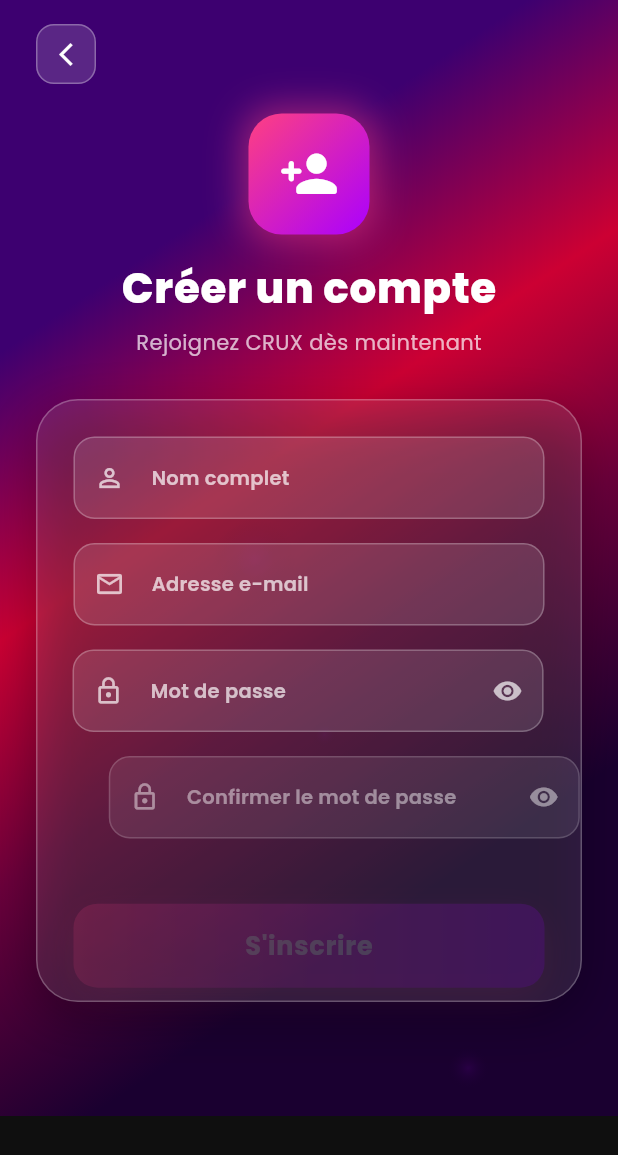
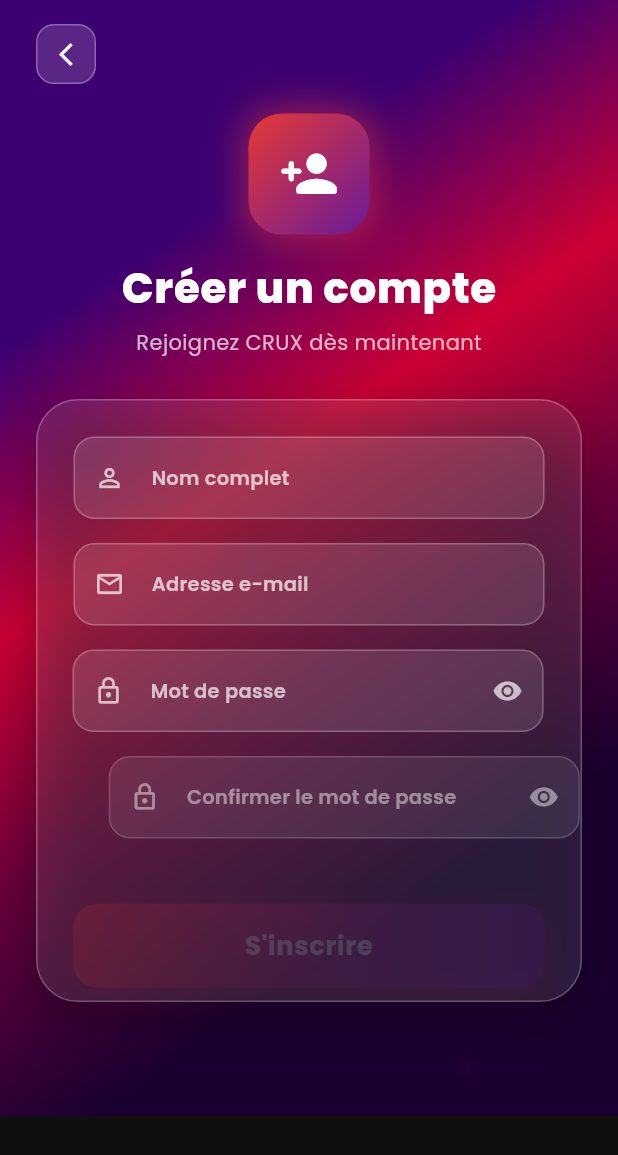
Before and after one commit to MESCHAC-creator/crux_new_final, a Flutter app: the screen it shows after launch, after a tap on "Créer un compte", on a phone screen of 412 x 824 dp. Shown: the top 1155 px of the screen. Run offline on Flutter 3.47's test engine with Material 3 defaults, Android fonts, the phone set to English and light mode, and no system bars; our stand-ins replace cloud_firestore, firebase_auth, firebase_core, firebase_messaging, flutter_animate, google_fonts and 5 more; missing offline and left inert: flutter_webrtc; accounts and stored records are empty.

Commit message:
feat: complete design overhaul + meeting modes + video quality + accessibility
COLORS (blood red × cross purple × art white):
- primary: #B71C1C (sang) → #E53935 (vif), secondary: #6A1B9A (croix) → #9C27B0
- Fonds teintés violet pâle, dégradés plus dramatiques et saturés
- login/signup mis à jour avec la nouvelle palette

DIALOGS - fix white-on-white text fields:
- profile_screen: tous les TextFields dans dialogues ont maintenant filled+fillColor visible
- name dialog, password dialog: fond coloré selon mode clair/sombre

VIDEO QUALITY:
- 4 niveaux: 320p basse / 480p moyenne / 720p HD / 1080p Full HD
- Sélecteur dans barre supérieure visioconférence via applyConstraints en temps réel

MEETING MODES (nouveau):
- 6 types au choix lors de la création: Standard, Business, Webinaire, Religieux, Live, Conférence
- Sélecteur en chips dans le formulaire de création

ACCESSIBILITY:
- Semantics labels sur boutons principaux (New Meeting, Join, mic, cam, leave)
- Tooltips sur boutons d'icônes

https://claude.ai/code/session_011XKNj8hxwjrw2hZKwmqiws

```diff
--- a/lib/screens/login_screen.dart
+++ b/lib/screens/login_screen.dart
@@ -357,7 +357,7 @@ class _LoginScreenState extends State<LoginScreen> with TickerProviderStateMixin
                         )
                       : Text('Envoyer',
                           style: GoogleFonts.poppins(
-                            color: const Color(0xFFE74C3C),
+                            color: const Color(0xFFB71C1C),
                             fontWeight: FontWeight.w700,
                           )),
                 ),
@@ -385,10 +385,10 @@ class _LoginScreenState extends State<LoginScreen> with TickerProviderStateMixin
                     begin: Alignment(math.cos(t * 2 * math.pi), math.sin(t * 2 * math.pi)),
                     end: Alignment(-math.cos(t * 2 * math.pi), -math.sin(t * 2 * math.pi)),
                     colors: const [
-                      Color(0xFFE74C3C),
-                      Color(0xFF8E44AD),
+                      Color(0xFFB71C1C),
+                      Color(0xFF6A1B9A),
                       Color(0xFF3498DB),
-                      Color(0xFF8E44AD),
+                      Color(0xFF6A1B9A),
                     ],
                     stops: [0.0, 0.4 + t * 0.2, 0.7 + t * 0.1, 1.0],
                   ),
@@ -430,7 +430,7 @@ class _LoginScreenState extends State<LoginScreen> with TickerProviderStateMixin
                             ],
                           ),
                           child: const Icon(Icons.videocam_rounded,
-                              color: Color(0xFFE74C3C), size: 52),
+                              color: Color(0xFFB71C1C), size: 52),
                         ),
                       ),
                     ),
@@ -550,7 +550,7 @@ class _LoginScreenState extends State<LoginScreen> with TickerProviderStateMixin
                                   onPressed: _isLoading ? null : _handleLogin,
                                   style: ElevatedButton.styleFrom(
                                     backgroundColor: Colors.white,
-                                    foregroundColor: const Color(0xFFE74C3C),
+                                    foregroundColor: const Color(0xFFB71C1C),
                                     elevation: 8,
                                     shadowColor: Colors.black38,
                                     shape: RoundedRectangleBorder(
@@ -561,7 +561,7 @@ class _LoginScreenState extends State<LoginScreen> with TickerProviderStateMixin
                                           width: 22, height: 22,
                                           child: CircularProgressIndicator(
                                             strokeWidth: 2.5,
-                                            valueColor: AlwaysStoppedAnimation(Color(0xFFE74C3C)),
+                                            valueColor: AlwaysStoppedAnimation(Color(0xFFB71C1C)),
                                           ),
                                         )
                                       : Text(
@@ -779,8 +779,8 @@ class _GlassTextField extends StatelessWidget {
         errorStyle: GoogleFonts.poppins(color: Colors.redAccent, fontSize: 11.5, fontWeight: FontWeight.w500),
         filled: true,
         fillColor: hasError
-            ? Colors.red.withOpacity(0.08)
-            : Colors.white.withOpacity(0.12),
+            ? Colors.red.withValues(alpha: 0.08)
+            : Colors.white.withValues(alpha: 0.12),
         border: OutlineInputBorder(
           borderRadius: BorderRadius.circular(14),
           borderSide: BorderSide(color: Colors.white.withOpacity(0.25)),
--- a/lib/screens/signup_screen.dart
+++ b/lib/screens/signup_screen.dart
@@ -454,14 +454,14 @@ class _SignUpScreenState extends State<SignUpScreen> with TickerProviderStateMix
             height: 80,
             decoration: BoxDecoration(
               gradient: const LinearGradient(
-                colors: [Color(0xFFFF4081), Color(0xFFAA00FF)],
+                colors: [Color(0xFFE53935), Color(0xFF6A1B9A)],
                 begin: Alignment.topLeft,
                 end: Alignment.bottomRight,
               ),
               borderRadius: BorderRadius.circular(22),
               boxShadow: [
                 BoxShadow(
-                  color: const Color(0xFFFF4081).withOpacity(0.5),
+                  color: const Color(0xFFE53935).withValues(alpha: 0.5),
                   blurRadius: 20,
                   spreadRadius: 4,
                 ),
@@ -500,12 +500,12 @@ class _SignUpScreenState extends State<SignUpScreen> with TickerProviderStateMix
       child: DecoratedBox(
         decoration: BoxDecoration(
           gradient: const LinearGradient(
-            colors: [Color(0xFFFF4081), Color(0xFFAA00FF)],
+            colors: [Color(0xFFE53935), Color(0xFF6A1B9A)],
           ),
           borderRadius: BorderRadius.circular(16),
           boxShadow: [
             BoxShadow(
-              color: const Color(0xFFFF4081).withOpacity(0.5),
+              color: const Color(0xFFE53935).withValues(alpha: 0.5),
               blurRadius: 20,
               offset: const Offset(0, 8),
             ),
@@ -550,11 +550,11 @@ class _SignUpScreenState extends State<SignUpScreen> with TickerProviderStateMix
           child: Text(
             'Se connecter',
             style: GoogleFonts.poppins(
-              color: const Color(0xFFFF4081),
+              color: const Color(0xFFE53935),
               fontSize: 14,
               fontWeight: FontWeight.w700,
               decoration: TextDecoration.underline,
-              decorationColor: const Color(0xFFFF4081),
+              decorationColor: const Color(0xFFE53935),
             ),
           ),
         ),
@@ -597,7 +597,7 @@ class _FloatingParticle extends StatelessWidget {
               decoration: BoxDecoration(
                 shape: BoxShape.circle,
                 gradient: RadialGradient(colors: [
-                  index.isEven ? const Color(0xFFFF4081) : const Color(0xFFAA00FF),
+                  index.isEven ? const Color(0xFFE53935) : const Color(0xFF6A1B9A),
                   Colors.transparent,
                 ]),
               ),
@@ -660,8 +660,8 @@ class _GlassTextField extends StatelessWidget {
         ),
         filled: true,
         fillColor: hasError
-            ? Colors.red.withOpacity(0.08)
-            : Colors.white.withOpacity(0.12),
+            ? Colors.red.withValues(alpha: 0.08)
+            : Colors.white.withValues(alpha: 0.12),
         border: OutlineInputBorder(
           borderRadius: BorderRadius.circular(14),
           borderSide: BorderSide(color: Colors.white.withOpacity(0.3)),
@@ -676,7 +676,7 @@ class _GlassTextField extends StatelessWidget {
           borderRadius: BorderRadius.circular(14),
           borderSide: hasError
               ? const BorderSide(color: Colors.redAccent, width: 2)
-              : const BorderSide(color: Color(0xFFFF4081), width: 1.5),
+              : const BorderSide(color: Color(0xFFE53935), width: 1.5),
         ),
         errorBorder: OutlineInputBorder(
           borderRadius: BorderRadius.circular(14),
--- a/lib/theme/colors.dart
+++ b/lib/theme/colors.dart
@@ -1,101 +1,95 @@
 import 'package:flutter/material.dart';
 
 class AppColors {
-  // 🔴 PRIMARY COLORS - ROUGE & VIOLET & BLANC
-  static const Color primary = Color(0xFFE74C3C); // Rouge vibrant
-  static const Color primaryDark = Color(0xFFC0392B); // Rouge foncé
-  static const Color primaryLight = Color(0xFFF8706E); // Rouge clair
+  // PRIMARY — Blood Red
+  static const Color primary = Color(0xFFB71C1C);        // sang profond
+  static const Color primaryDark = Color(0xFF7F0000);    // rouge abyssal
+  static const Color primaryLight = Color(0xFFE53935);   // rouge vif
 
-  static const Color secondary = Color(0xFF8E44AD); // Violet principal
-  static const Color secondaryDark = Color(0xFF6C3483); // Violet foncé
-  static const Color secondaryLight = Color(0xFFBB8FCE); // Violet clair
+  // SECONDARY — Cross Purple
+  static const Color secondary = Color(0xFF6A1B9A);      // violet croix
+  static const Color secondaryDark = Color(0xFF38006B);  // violet obscur
+  static const Color secondaryLight = Color(0xFF9C27B0); // violet électrique
 
-  static const Color accent = Color(0xFF9B59B6); // Violet accent
-  static const Color accentLight = Color(0xFFD7BDE2); // Violet très clair
+  // ACCENT — Art White / Lavande
+  static const Color accent = Color(0xFF7B1FA2);         // violet artistique
+  static const Color accentLight = Color(0xFFE1BEE7);    // lavande douce
 
-  // ⚪ BACKGROUND - BLANC & GRIS (Premium)
-  static const Color whiteBg = Color(0xFFFFFFFF); // Blanc pur
-  static const Color lightBg = Color(0xFFF8F9FA); // Blanc cassé
-  static const Color mediumBg = Color(0xFFEEF0F4); // Gris très clair
+  // Backgrounds
+  static const Color whiteBg = Color(0xFFFFFFFF);
+  static const Color lightBg = Color(0xFFFAF8FF);        // légèrement teintée violet
+  static const Color mediumBg = Color(0xFFF0EBF8);       // parchemin violet pâle
 
   // Gradient backgrounds
-  static const Color bgGradient1 = Color(0xFFF5F7FA); // Fond dégradé 1
-  static const Color bgGradient2 = Color(0xFFE8EAEF); // Fond dégradé 2
+  static const Color bgGradient1 = Color(0xFFF8F5FF);
+  static const Color bgGradient2 = Color(0xFFEDE7F6);
 
   // TEXT COLORS
-  static const Color textPrimary = Color(0xFF1A1A1A); // Noir texte
-  static const Color textSecondary = Color(0xFF555555); // Gris texte
-  static const Color textTertiary = Color(0xFF999999); // Gris clair texte
-  static const Color textOnPrimary = Color(0xFFFFFFFF); // Blanc sur rouge
+  static const Color textPrimary = Color(0xFF1A0A2E);    // presque noir violet
+  static const Color textSecondary = Color(0xFF4A3560);
+  static const Color textTertiary = Color(0xFF9E8FAF);
+  static const Color textOnPrimary = Color(0xFFFFFFFF);
 
-  // STATUS & FEEDBACK
-  static const Color success = Color(0xFF27AE60); // Vert succès
-  static const Color error = Color(0xFFE74C3C); // Rouge erreur (même que primary)
-  static const Color warning = Color(0xFFF39C12); // Orange warning
-  static const Color info = Color(0xFF3498DB); // Bleu info
-  static const Color pending = Color(0xFF95A5A6); // Gris en attente
+  // STATUS
+  static const Color success = Color(0xFF2E7D32);
+  static const Color error = Color(0xFFB71C1C);
+  static const Color warning = Color(0xFFE65100);
+  static const Color info = Color(0xFF1565C0);
+  static const Color pending = Color(0xFF78909C);
 
-  // BORDERS & DIVIDERS
-  static const Color border = Color(0xFFDCDCDC); // Border gris clair
-  static const Color divider = Color(0xFFE8EAEF); // Divider léger
-  static const Color borderFocus = Color(0xFF8E44AD); // Border violet focus
+  // BORDERS
+  static const Color border = Color(0xFFD1C4E9);
+  static const Color divider = Color(0xFFEDE7F6);
+  static const Color borderFocus = Color(0xFF6A1B9A);
 
-  // OVERLAY & SHADOWS
-  static const Color overlay = Color(0x00000000); // Transparent
-  static const Color overlayLight = Color(0x20000000); // Overlay léger
-  static const Color overlayDark = Color(0x80000000); // Overlay sombre
+  // OVERLAY
+  static const Color overlay = Color(0x00000000);
+  static const Color overlayLight = Color(0x20000000);
+  static const Color overlayDark = Color(0x80000000);
 
   // SPECIAL STATES
-  static const Color onlineGreen = Color(0xFF27AE60); // En ligne
-  static const Color offlineGray = Color(0xFF95A5A6); // Hors ligne
-  static const Color busyRed = Color(0xFFE74C3C); // Occupé
-  static const Color awayYellow = Color(0xFFF39C12); // Absent
+  static const Color onlineGreen = Color(0xFF2E7D32);
+  static const Color offlineGray = Color(0xFF78909C);
+  static const Color busyRed = Color(0xFFB71C1C);
+  static const Color awayYellow = Color(0xFFE65100);
 
-  // GRADIENT COMBINATIONS (Meilleur que Zoom & Google Meet!)
+  // PRIMARY GRADIENT — Blood red → Cross purple (dramatic)
   static const LinearGradient primaryGradient = LinearGradient(
     begin: Alignment.topLeft,
     end: Alignment.bottomRight,
-    colors: [
-      Color(0xFFE74C3C), // Rouge
-      Color(0xFF8E44AD), // Violet
-    ],
+    colors: [Color(0xFFB71C1C), Color(0xFF6A1B9A)],
   );
 
+  // ACCENT GRADIENT — Cross purple → Deeper
   static const LinearGradient accentGradient = LinearGradient(
     begin: Alignment.topRight,
     end: Alignment.bottomLeft,
-    colors: [
-      Color(0xFF8E44AD), // Violet
-      Color(0xFFC0392B), // Rouge foncé
-    ],
+    colors: [Color(0xFF9C27B0), Color(0xFF7F0000)],
   );
 
+  // PREMIUM GRADIENT — Crimson → Purple → White-art
   static const LinearGradient premiumGradient = LinearGradient(
     begin: Alignment.topCenter,
     end: Alignment.bottomCenter,
-    colors: [
-      Color(0xFFF8706E), // Rouge clair
-      Color(0xFFBB8FCE), // Violet clair
-      Color(0xFFFFFFFF), // Blanc
-    ],
+    colors: [Color(0xFFB71C1C), Color(0xFF6A1B9A), Color(0xFFF8F5FF)],
   );
 }
 
-// Pallette couleurs pour thèmes différents
+// Palette couleurs pour thèmes différents
 class AppColorsPalette {
   // Theme Clair (Jour)
   static const Map<String, Color> lightTheme = {
-    'primary': Color(0xFFE74C3C),
-    'secondary': Color(0xFF8E44AD),
+    'primary': Color(0xFFB71C1C),
+    'secondary': Color(0xFF6A1B9A),
     'background': Color(0xFFFFFFFF),
-    'surface': Color(0xFFF8F9FA),
-    'text': Color(0xFF1A1A1A),
+    'surface': Color(0xFFFAF8FF),
+    'text': Color(0xFF1A0A2E),
   };
 
   // Theme Sombre (Nuit)
   static const Map<String, Color> darkTheme = {
-    'primary': Color(0xFFF8706E),
-    'secondary': Color(0xFFBB8FCE),
+    'primary': Color(0xFFE53935),
+    'secondary': Color(0xFF9C27B0),
     'background': Color(0xFF0F0F0F),
     'surface': Color(0xFF1A1A1A),
     'text': Color(0xFFFFFFFF),
```
Also changed, not shown: lib/screens/home_screen.dart (+35 -2 lines), lib/screens/profile_screen.dart (+8 -0 lines), lib/screens/video_call_screen.dart (+67 -0 lines).
